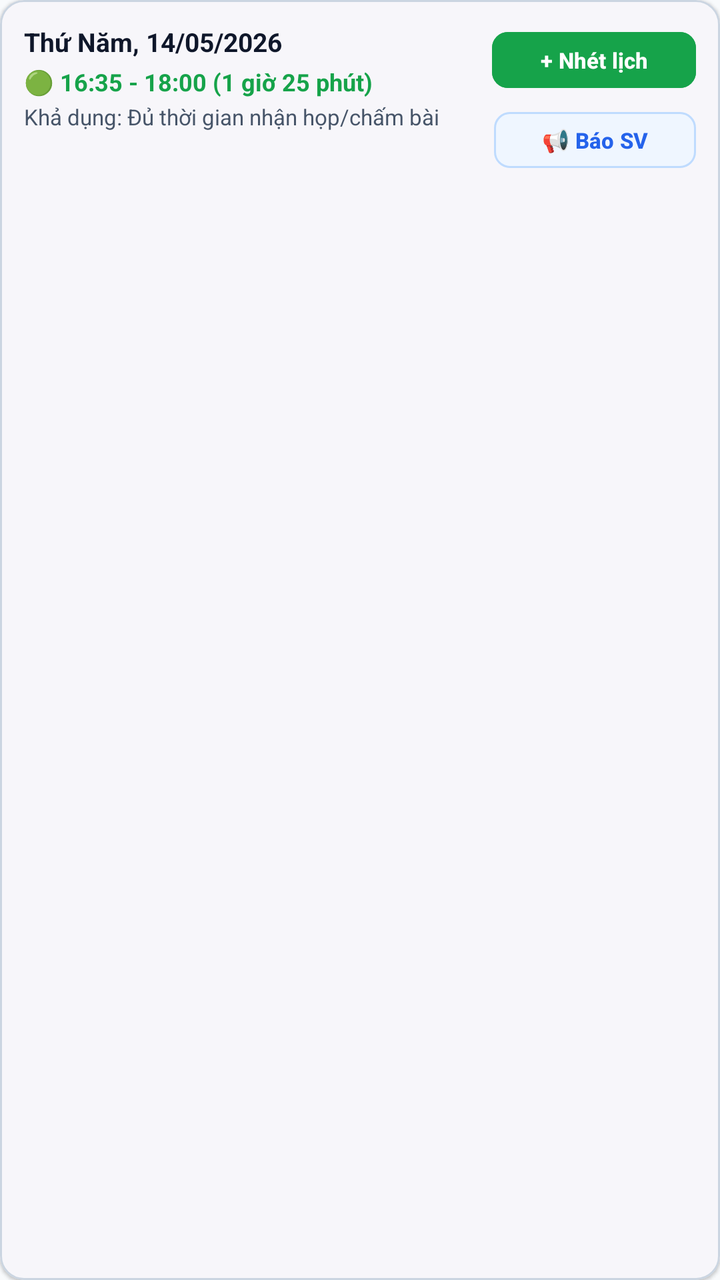
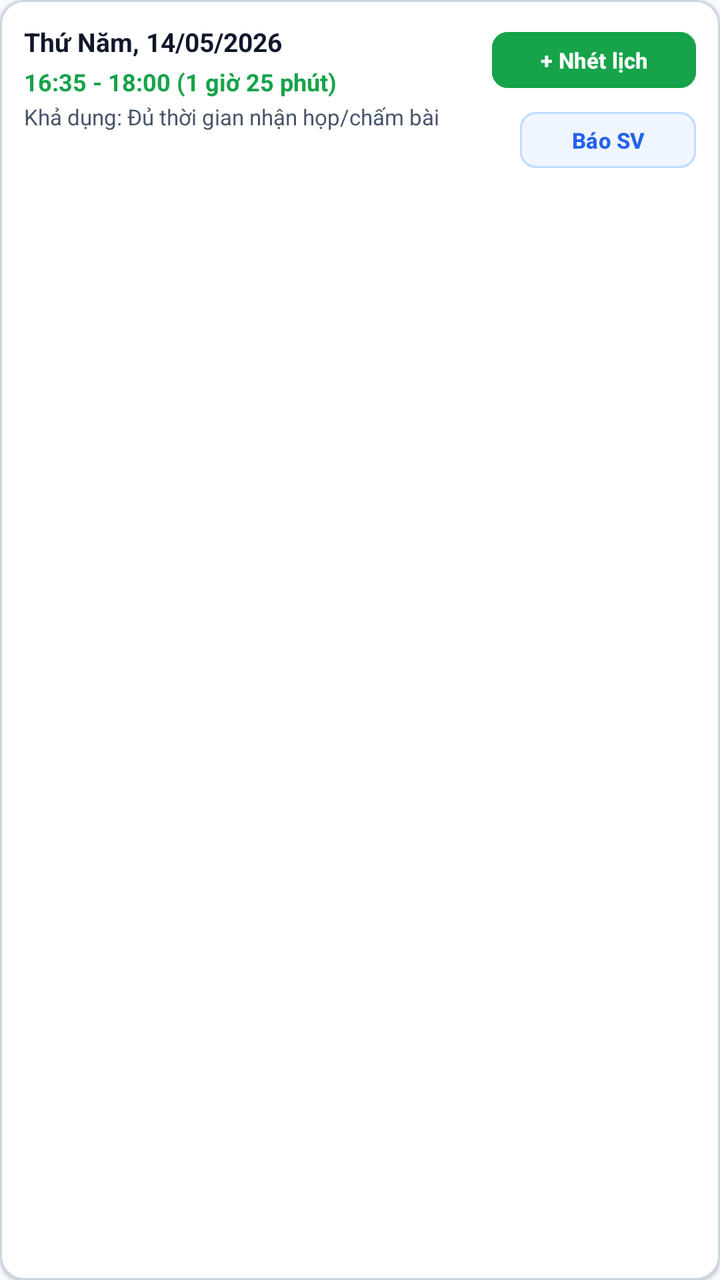

The first picture is an Android layout as it rendered before a commit; the second is the same layout after the commit. The layout source and the unified diff follow.
<!-- AndroidManifest.xml: application theme Theme.LectuPlan -->
<!-- res/layout/item_found_slot.xml -->
<?xml version="1.0" encoding="utf-8"?>
<com.google.android.material.card.MaterialCardView
    xmlns:android="http://schemas.android.com/apk/res/android"
    xmlns:app="http://schemas.android.com/apk/res-auto"
    android:layout_width="match_parent"
    android:layout_height="wrap_content"
    android:layout_marginVertical="4dp"
    app:cardCornerRadius="12dp"
    app:cardElevation="1dp"
    app:strokeWidth="1dp"
    app:strokeColor="@color/border_default"
    app:cardBackgroundColor="@color/surface_card">

    <LinearLayout
        android:layout_width="match_parent"
        android:layout_height="wrap_content"
        android:orientation="horizontal"
        android:baselineAligned="false"
        android:padding="12dp">

        <LinearLayout
            android:layout_width="0dp"
            android:layout_height="wrap_content"
            android:layout_weight="1"
            android:orientation="vertical"
            android:layout_marginEnd="8dp">

            <LinearLayout
                android:layout_width="match_parent"
                android:layout_height="wrap_content"
                android:orientation="horizontal"
                android:baselineAligned="false"
                android:gravity="center_vertical">
                <TextView
                    android:id="@+id/tvFoundDayTitle"
                    android:layout_width="0dp"
                    android:layout_weight="1"
                    android:layout_height="wrap_content"
                    android:text="Thứ Năm, 14/05/2026"
                    android:textColor="@color/text_primary"
                    android:textSize="13sp"
                    android:singleLine="true"
                    android:ellipsize="end"
                    android:maxLines="1"
                    android:textStyle="bold" />

                <TextView
                    android:id="@+id/tvAiScoreBadge"
                    android:layout_width="wrap_content"
                    android:layout_height="wrap_content"
                    android:layout_marginStart="8dp"
                    android:background="@drawable/bg_ai_badge"
                    android:paddingHorizontal="6dp"
                    android:paddingVertical="2dp"
                    android:text="✨ 100đ"
                    android:textColor="#FFFFFF"
                    android:textSize="10sp"
                    android:textStyle="bold"
                    android:singleLine="true"
                    android:maxLines="1"
                    android:visibility="gone" />
            </LinearLayout>

            <TextView
                android:id="@+id/tvFoundTimeRange"
                android:layout_width="wrap_content"
                android:layout_height="wrap_content"
                android:layout_marginTop="3dp"
                android:text="🟢 16:35 - 18:00 (1 giờ 25 phút)"
                android:textColor="#16A34A"
                android:textSize="12sp"
                android:textStyle="bold" />

            <TextView
                android:id="@+id/tvFoundContext"
                android:layout_width="wrap_content"
                android:layout_height="wrap_content"
                android:layout_marginTop="2dp"
                android:text="Khả dụng: Đủ thời gian nhận họp/chấm bài"
                android:textColor="@color/text_secondary"
                android:textSize="11sp" />
        </LinearLayout>

        <LinearLayout
            android:layout_width="wrap_content"
            android:layout_height="wrap_content"
            android:orientation="vertical"
            android:gravity="end">

            <Button
                android:id="@+id/btnScheduleSlot"
                android:layout_width="wrap_content"
                android:layout_height="wrap_content"
                android:minHeight="36dp"
                android:text="+ Nhét lịch"
                android:textColor="#FFFFFF"
                android:backgroundTint="#16A34A"
                android:textSize="11sp"
                android:textStyle="bold"
                android:paddingVertical="4dp"
                app:cornerRadius="8dp" />

            <Button
                android:id="@+id/btnShareSlot"
                android:layout_width="wrap_content"
                android:layout_height="wrap_content"
                android:minHeight="36dp"
                android:layout_marginTop="4dp"
                android:text="📢 Báo SV"
                android:textColor="#2563EB"
                android:backgroundTint="#EFF6FF"
                android:textSize="11sp"
                android:textStyle="bold"
                android:paddingVertical="4dp"
                app:cornerRadius="8dp"
                style="?attr/materialButtonOutlinedStyle"
                app:strokeColor="#BFDBFE" />
        </LinearLayout>

    </LinearLayout>
</com.google.android.material.card.MaterialCardView>
<!-- resources referenced by this layout -->
<resources>
  <color name="border_default">#CBD5E1</color>
  <color name="surface_card">#FFFFFF</color>
  <color name="text_primary">#0F172A</color>
  <color name="text_secondary">#475569</color>
  <!-- drawable bg_ai_badge (drawable) -->
  <?xml version="1.0" encoding="utf-8"?>
  <shape xmlns:android="http://schemas.android.com/apk/res/android">
      <solid android:color="#F59E0B" /> 
      <corners android:radius="12dp" />
  </shape>
  <style name="Theme.LectuPlan" parent="Base.Theme.LectuPlan" />
  <style name="Base.Theme.LectuPlan" parent="Theme.Material3.DayNight.NoActionBar">
          <item name="android:windowBackground">@color/window_background</item>
          <item name="colorSurface">@color/surface_card</item>
          <item name="colorOnSurface">@color/text_primary</item>
          <item name="colorSurfaceVariant">@color/surface_card_secondary</item>
          <item name="colorOnSurfaceVariant">@color/text_secondary</item>
          
          <item name="android:windowLightStatusBar" tools:targetApi="23">true</item>
          <item name="android:windowLightNavigationBar" tools:targetApi="27">true</item>
      </style>
  <color name="window_background">#F8FAFC</color>
  <color name="surface_card_secondary">#F1F5F9</color>
</resources>

<!-- the commit's change to res/layout/item_found_slot.xml (unified diff, before → after) -->
@@ -52,7 +52,7 @@
                     android:background="@drawable/bg_ai_badge"
                     android:paddingHorizontal="6dp"
                     android:paddingVertical="2dp"
-                    android:text="✨ 100đ"
+                    android:text="100đ"
                     android:textColor="#FFFFFF"
                     android:textSize="10sp"
                     android:textStyle="bold"
@@ -66,7 +66,7 @@
                 android:layout_width="wrap_content"
                 android:layout_height="wrap_content"
                 android:layout_marginTop="3dp"
-                android:text="🟢 16:35 - 18:00 (1 giờ 25 phút)"
+                android:text="16:35 - 18:00 (1 giờ 25 phút)"
                 android:textColor="#16A34A"
                 android:textSize="12sp"
                 android:textStyle="bold" />
@@ -106,7 +106,7 @@
                 android:layout_height="wrap_content"
                 android:minHeight="36dp"
                 android:layout_marginTop="4dp"
-                android:text="📢 Báo SV"
+                android:text="Báo SV"
                 android:textColor="#2563EB"
                 android:backgroundTint="#EFF6FF"
                 android:textSize="11sp"
<!-- resource entries referenced after the edit -->
@@ -17,6 +17,7 @@
           <item name="colorOnSurface">@color/text_primary</item>
           <item name="colorSurfaceVariant">@color/surface_card_secondary</item>
           <item name="colorOnSurfaceVariant">@color/text_secondary</item>
+          <item name="elevationOverlayEnabled">false</item>
           
           <item name="android:windowLightStatusBar" tools:targetApi="23">true</item>
           <item name="android:windowLightNavigationBar" tools:targetApi="27">true</item>
